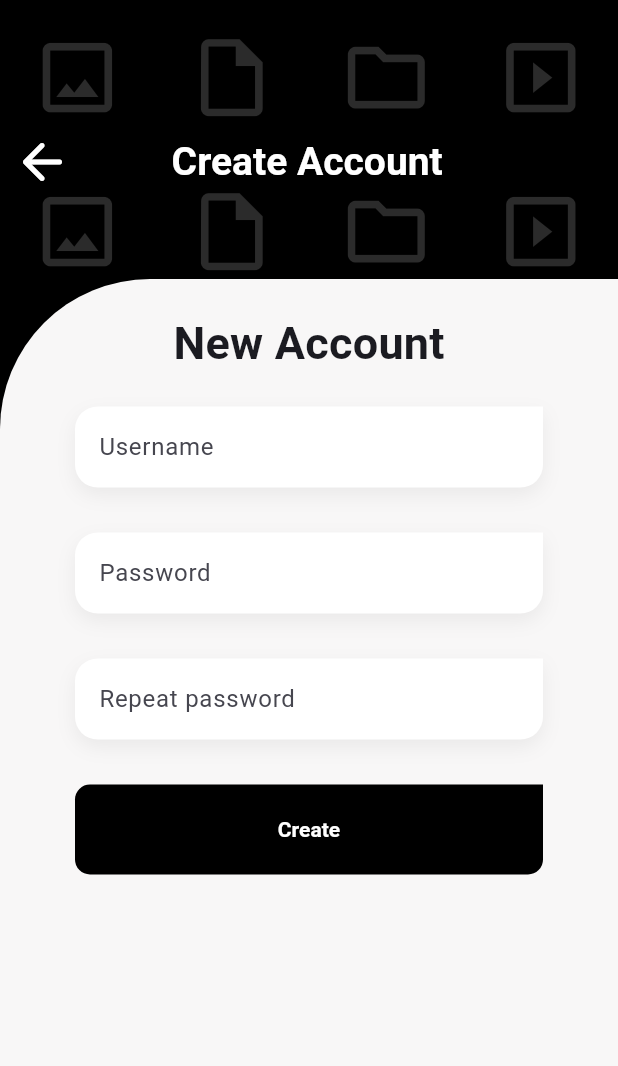
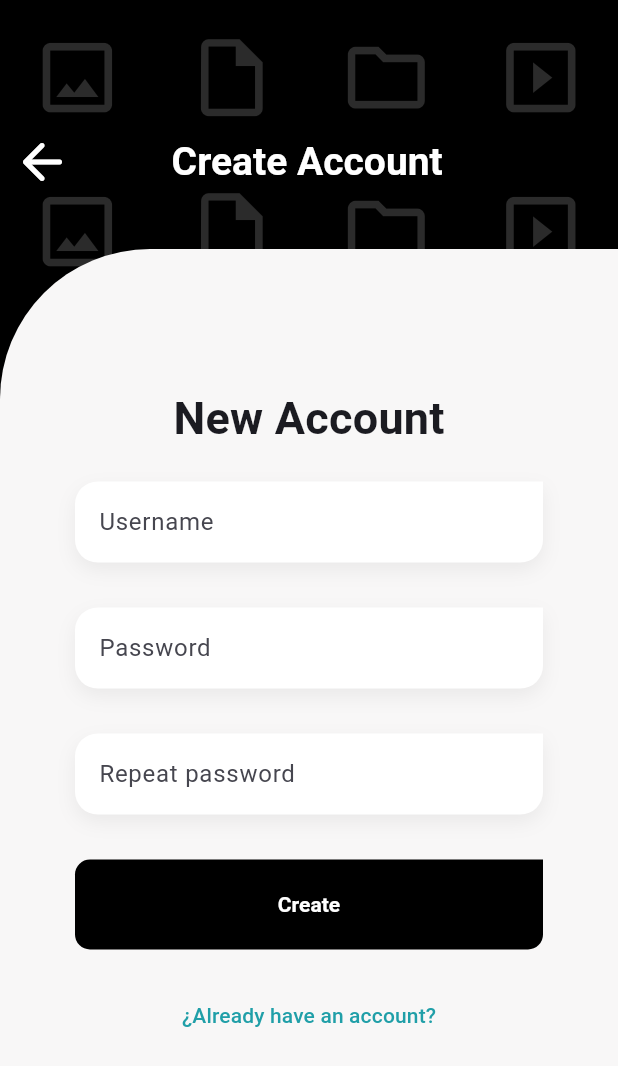
Before and after one commit to hawks-atlanta/frontend-flutter, a Flutter app: the RegisterScreen screen opened directly, on a phone screen of 412 x 824 dp. Shown: the top 1066 px of the screen. Run offline on Flutter 3.47's test engine with Material 3 defaults, Android fonts, the light colour scheme and no system bars; drawn by our look-alikes of auto_size_text; our stand-ins replace dio, flutter_dotenv, flutter_riverpod, flutter_secure_storage, formz, go_router and 2 more; accounts and stored records are empty; statements that could not run were skipped.

Commit message:
feat: register added (#26) & change to secure storage

```diff
--- a/lib/config/router/app_router.dart
+++ b/lib/config/router/app_router.dart
@@ -9,7 +9,7 @@ final goRouterProvider = Provider((ref) {
   final goRouterNotifier = ref.read(goRouterNotifierProvider);
 
   return GoRouter(
-    initialLocation: '/register',
+    initialLocation: '/check-auth-status',
     refreshListenable: goRouterNotifier,
     routes: [
       ///* Primera pantalla Default
@@ -54,7 +54,7 @@ final goRouterProvider = Provider((ref) {
         return '/login';
       }
 
-      if ((authStatus == AuthStatus.authenticated) || (authStatus == AuthStatus.registered)) {
+      if ((authStatus == AuthStatus.authenticated)) {
         if (isGoingTo == '/login' ||
             isGoingTo == '/register' ||
             isGoingTo == '/check-auth-status') {
--- a/lib/features/auth/domain/entities/user.dart
+++ b/lib/features/auth/domain/entities/user.dart
@@ -1,6 +1,6 @@
 class User {
   //final String uuid;
-  final String? username;
+  String? username;
   //final int statusCode;
   //final String? message;
   final String token;
--- a/lib/features/auth/presentation/screens/login_screen.dart
+++ b/lib/features/auth/presentation/screens/login_screen.dart
@@ -92,7 +92,7 @@ class _LoginForm extends ConsumerWidget {
         children: [
           const SizedBox(height: 50),
           Text('Login', style: textStyles.titleLarge),
-          const SizedBox(height: 90),
+          const SizedBox(height: 40),
           CustomTextFormField(
             label: 'Username',
             keyboardType: TextInputType.emailAddress,
--- a/lib/features/auth/presentation/screens/register_screen.dart
+++ b/lib/features/auth/presentation/screens/register_screen.dart
@@ -1,9 +1,7 @@
 import 'package:flutter/material.dart';
 import 'package:flutter_riverpod/flutter_riverpod.dart';
 import 'package:go_router/go_router.dart';
-import 'package:login_mobile/features/auth/presentation/providers/data_test.dart';
 import 'package:login_mobile/features/auth/presentation/providers/providers.dart';
-import 'package:login_mobile/features/auth/presentation/providers/register_form_provider.dart';
 import 'package:login_mobile/features/shared/shared.dart';
 import 'package:auto_size_text/auto_size_text.dart';
 
@@ -47,22 +45,19 @@ class RegisterScreen extends StatelessWidget {
                 const Spacer(flex: 2),
               ],
             ),
-
-            const SizedBox(height: 50),
-            SingleChildScrollView(
-                child: Container(
+            const SizedBox(height: 30),
+            Container(
               //quite el -260 para que se acople a los dispositivos
               height: size.height -
-                  10, //- 260, // 80 los dos sizebox y 100 el ícono
+                  250, //- 260, // 80 los dos sizebox y 100 el ícono
               width: double.infinity,
               decoration: BoxDecoration(
                 color: scaffoldBackgroundColor,
                 borderRadius:
                     const BorderRadius.only(topLeft: Radius.circular(100)),
               ),
-
               child: const _RegisterForm(),
-            )),
+            ),
           ],
         ),
       ))),
@@ -95,15 +90,14 @@ class _RegisterForm extends ConsumerWidget {
     return Padding(
       padding: const EdgeInsets.symmetric(horizontal: 50),
       child: Column(
+        mainAxisAlignment: MainAxisAlignment.start, // Añadido para alinear los widgets al inicio
         children: [
-          const SizedBox(height: 20),
-          //const SizedBox( height: 50 ), //revisar
+          const SizedBox(height: 90),
           AutoSizeText(
             'New Account',
             style: textStyles.titleMedium,
             maxLines: 1,
           ),
-          //const SizedBox( height: 50 ),
           const SizedBox(height: 20),
           CustomTextFormField(
             label: 'Username',
@@ -114,7 +108,6 @@ class _RegisterForm extends ConsumerWidget {
                 : null,
           ),
           const SizedBox(height: 30),
-
           CustomTextFormField(
             label: 'Password',
             obscureText: true,
@@ -124,9 +117,7 @@ class _RegisterForm extends ConsumerWidget {
                 ? registerForm.password.errorMessage
                 : null,
           ),
-
           const SizedBox(height: 30),
-
           CustomTextFormField(
             label: 'Repeat password',
             obscureText: true,
@@ -136,9 +127,7 @@ class _RegisterForm extends ConsumerWidget {
                 ? registerForm.repeatPassword.errorMessage
                 : null,
           ),
-
           const SizedBox(height: 30),
-
           SizedBox(
               width: double.infinity,
               height: 60,
@@ -148,10 +137,8 @@ class _RegisterForm extends ConsumerWidget {
                   onPressed: registerForm.isPosting
                       ? null
                       : ref.read(registerFormProvider.notifier).onFormSubmitted
-                  //(){_mySheet(context);}
                   )),
-          const Spacer(flex: 2),
-
+          const SizedBox(height: 20), // Añadido para dar un pequeño espacio entre los elementos
           Row(
             mainAxisAlignment: MainAxisAlignment.center,
             children: [
@@ -160,19 +147,18 @@ class _RegisterForm extends ConsumerWidget {
                     if (context.canPop()) {
                       return context.pop();
                     }
-
                     context.go('/login');
                   },
                   child: const Text('¿Already have an account?',
                       style: TextStyle(color: Color.fromRGBO(32, 159, 168, 1))))
             ],
           ),
-
-          const Spacer(flex: 1),
         ],
       ),
     );
   }
+}
+
 
 /*
   //modal de terminos y condiciones
@@ -252,4 +238,3 @@ class _RegisterForm extends ConsumerWidget {
           );
         });
   }*/
-}
--- a/lib/features/shared/widgets/side_menu.dart
+++ b/lib/features/shared/widgets/side_menu.dart
@@ -63,7 +63,9 @@ class SideMenuState extends ConsumerState<SideMenu> {
         ),
         Padding(
           padding: const EdgeInsets.fromLTRB(20, 0, 16, 10),
-          child: Text('Tony Stark', style: textStyles.titleSmall),
+          child: Text(authState.user?.username ?? 'Fallback Value',
+              style: textStyles.titleSmall),
+
         ),
         const NavigationDrawerDestination(
           icon: Icon(Icons.folder),
--- a/pubspec.yaml
+++ b/pubspec.yaml
@@ -28,19 +28,20 @@ environment:
 # the latest version available on pub.dev. To see which dependencies have newer
 # versions available, run `flutter pub outdated`.
 dependencies:
+  auto_size_text: ^3.0.0
   cupertino_icons: ^1.0.2
   dio: ^5.3.2
   flutter:
     sdk: flutter
   flutter_dotenv: ^5.1.0
   flutter_riverpod: ^2.3.7
+  flutter_secure_storage: ^9.0.0
   fluttertoast: ^8.2.2
   formz: ^0.6.0
   go_router: ^10.1.0
   google_fonts: ^5.1.0
   local_auth: ^2.1.7
   shared_preferences: ^2.2.0
-  auto_size_text: ^3.0.0
 
 dev_dependencies:
   flutter_lints: ^2.0.0
```
Also changed, not shown: lib/features/auth/infrastructure/datasources/auth_datasource_impl.dart (+3 -4 lines), lib/features/auth/presentation/providers/auth_provider.dart (+17 -9 lines), lib/features/shared/infrastructure/inputs/services/key_value_storage_impl.dart (+19 -16 lines), pubspec.lock, 5 other files.
